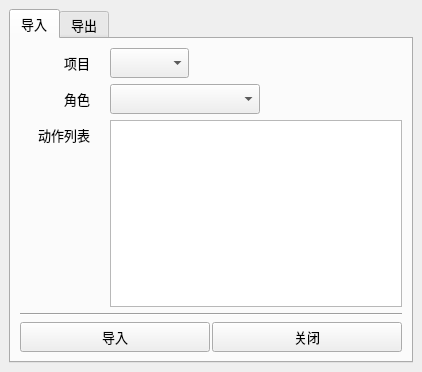
Old version of the form commons/ui/motionLib.ui in the repository lonegather/Barbarian.
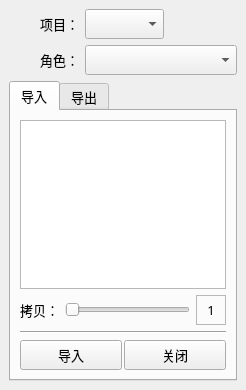
New version of the form.

```diff
--- a/commons/ui/motionLib.ui
+++ b/commons/ui/motionLib.ui
@@ -6,10 +6,16 @@
    <rect>
     <x>0</x>
     <y>0</y>
-    <width>422</width>
-    <height>372</height>
+    <width>246</width>
+    <height>390</height>
    </rect>
   </property>
+  <property name="minimumSize">
+   <size>
+    <width>0</width>
+    <height>390</height>
+   </size>
+  </property>
   <property name="font">
    <font>
     <family>微软雅黑</family>
@@ -19,65 +25,18 @@
   <property name="windowTitle">
    <string>动作库</string>
   </property>
-  <property name="documentMode">
-   <bool>false</bool>
-  </property>
   <widget class="QWidget" name="centralwidget">
-   <layout class="QGridLayout" name="gridLayout">
-    <item row="0" column="0">
-     <widget class="QTabWidget" name="tabWidget">
-      <property name="font">
-       <font>
-        <family>微软雅黑</family>
-        <pointsize>10</pointsize>
-       </font>
-      </property>
-      <property name="currentIndex">
-       <number>0</number>
-      </property>
-      <widget class="QWidget" name="tab">
-       <attribute name="title">
-        <string>导入</string>
-       </attribute>
-       <layout class="QVBoxLayout" name="verticalLayout">
+   <layout class="QVBoxLayout" name="verticalLayout_2">
         <item>
-         <layout class="QFormLayout" name="formLayout">
-          <property name="fieldGrowthPolicy">
-           <enum>QFormLayout::ExpandingFieldsGrow</enum>
-          </property>
-          <property name="horizontalSpacing">
-           <number>20</number>
-          </property>
-          <item row="0" column="0">
-           <widget class="QLabel" name="Label">
-            <property name="sizePolicy">
-             <sizepolicy hsizetype="Preferred" vsizetype="Fixed">
-              <horstretch>0</horstretch>
-              <verstretch>0</verstretch>
-             </sizepolicy>
-            </property>
-            <property name="minimumSize">
-             <size>
-              <width>70</width>
-              <height>30</height>
-             </size>
-            </property>
-            <property name="font">
-             <font>
-              <family>微软雅黑</family>
-              <pointsize>10</pointsize>
-             </font>
-            </property>
-            <property name="text">
-             <string>项目</string>
-            </property>
-            <property name="alignment">
-             <set>Qt::AlignRight|Qt::AlignTrailing|Qt::AlignVCenter</set>
-            </property>
-           </widget>
-          </item>
+     <layout class="QFormLayout" name="formLayout_2">
           <item row="0" column="1">
            <widget class="QComboBox" name="motionLibCBProject">
+        <property name="sizePolicy">
+         <sizepolicy hsizetype="Fixed" vsizetype="Fixed">
+          <horstretch>0</horstretch>
+          <verstretch>0</verstretch>
+         </sizepolicy>
+        </property>
             <property name="minimumSize">
              <size>
               <width>0</width>
@@ -86,6 +45,34 @@
             </property>
            </widget>
           </item>
+      <item row="0" column="0">
+       <widget class="QLabel" name="Label">
+        <property name="minimumSize">
+         <size>
+          <width>70</width>
+          <height>0</height>
+         </size>
+        </property>
+        <property name="maximumSize">
+         <size>
+          <width>50</width>
+          <height>16777215</height>
+         </size>
+        </property>
+        <property name="font">
+         <font>
+          <family>微软雅黑</family>
+          <pointsize>10</pointsize>
+         </font>
+        </property>
+        <property name="text">
+         <string>项目：</string>
+        </property>
+        <property name="alignment">
+         <set>Qt::AlignRight|Qt::AlignTrailing|Qt::AlignVCenter</set>
+        </property>
+       </widget>
+      </item>
           <item row="1" column="0">
            <widget class="QLabel" name="Label_2">
             <property name="sizePolicy">
@@ -107,7 +94,7 @@
              </font>
             </property>
             <property name="text">
-             <string>角色</string>
+         <string>角色：</string>
             </property>
             <property name="alignment">
              <set>Qt::AlignRight|Qt::AlignTrailing|Qt::AlignVCenter</set>
@@ -116,6 +103,12 @@
           </item>
           <item row="1" column="1">
            <widget class="QComboBox" name="motionLibCBCharactor">
+        <property name="sizePolicy">
+         <sizepolicy hsizetype="Expanding" vsizetype="Fixed">
+          <horstretch>0</horstretch>
+          <verstretch>0</verstretch>
+         </sizepolicy>
+        </property>
             <property name="minimumSize">
              <size>
               <width>150</width>
@@ -124,36 +117,117 @@
             </property>
            </widget>
           </item>
-          <item row="2" column="0">
+     </layout>
+    </item>
+    <item>
+     <widget class="QTabWidget" name="motionLibTab">
+      <property name="font">
+       <font>
+        <family>微软雅黑</family>
+        <pointsize>10</pointsize>
+       </font>
+      </property>
+      <property name="currentIndex">
+       <number>0</number>
+      </property>
+      <widget class="QWidget" name="tab">
+       <attribute name="title">
+        <string>导入</string>
+       </attribute>
+       <layout class="QVBoxLayout" name="verticalLayout" stretch="1,0,0,0">
+        <item>
+         <widget class="QListWidget" name="motionLibLVImport">
+          <property name="font">
+           <font>
+            <family>微软雅黑</family>
+            <pointsize>10</pointsize>
+           </font>
+          </property>
+          <property name="frameShape">
+           <enum>QFrame::StyledPanel</enum>
+          </property>
+          <property name="autoScrollMargin">
+           <number>17</number>
+          </property>
+         </widget>
+        </item>
+        <item>
+         <layout class="QFormLayout" name="formLayout">
+          <item row="0" column="0">
            <widget class="QLabel" name="label">
+            <property name="minimumSize">
+             <size>
+              <width>0</width>
+              <height>30</height>
+             </size>
+            </property>
+            <property name="font">
+             <font>
+              <family>微软雅黑</family>
+              <pointsize>10</pointsize>
+             </font>
+            </property>
+            <property name="text">
+             <string>拷贝：</string>
+            </property>
+           </widget>
+          </item>
+          <item row="0" column="1">
+           <layout class="QHBoxLayout" name="horizontalLayout_3">
+            <item>
+             <widget class="QSlider" name="motionLibHSCopies">
             <property name="sizePolicy">
-             <sizepolicy hsizetype="Preferred" vsizetype="Fixed">
+               <sizepolicy hsizetype="Expanding" vsizetype="Expanding">
               <horstretch>0</horstretch>
               <verstretch>0</verstretch>
              </sizepolicy>
             </property>
             <property name="minimumSize">
              <size>
-              <width>70</width>
+                <width>0</width>
               <height>30</height>
              </size>
             </property>
+              <property name="minimum">
+               <number>1</number>
+              </property>
+              <property name="maximum">
+               <number>10</number>
+              </property>
+              <property name="orientation">
+               <enum>Qt::Horizontal</enum>
+              </property>
+             </widget>
+            </item>
+            <item>
+             <widget class="QLabel" name="label_2">
+              <property name="minimumSize">
+               <size>
+                <width>30</width>
+                <height>0</height>
+               </size>
+              </property>
             <property name="font">
              <font>
               <family>微软雅黑</family>
               <pointsize>10</pointsize>
              </font>
             </property>
+              <property name="frameShape">
+               <enum>QFrame::StyledPanel</enum>
+              </property>
+              <property name="frameShadow">
+               <enum>QFrame::Plain</enum>
+              </property>
             <property name="text">
-             <string>动作列表</string>
+               <string>1</string>
             </property>
             <property name="alignment">
-             <set>Qt::AlignRight|Qt::AlignTrailing|Qt::AlignVCenter</set>
+               <set>Qt::AlignCenter</set>
             </property>
            </widget>
           </item>
-          <item row="2" column="1">
-           <widget class="QListWidget" name="listWidget"/>
+           </layout>
           </item>
          </layout>
         </item>
```
Left out of the diff: 31 changed lines with no effect on the pictures. Lines whose indentation alone changed are shown as unchanged.
